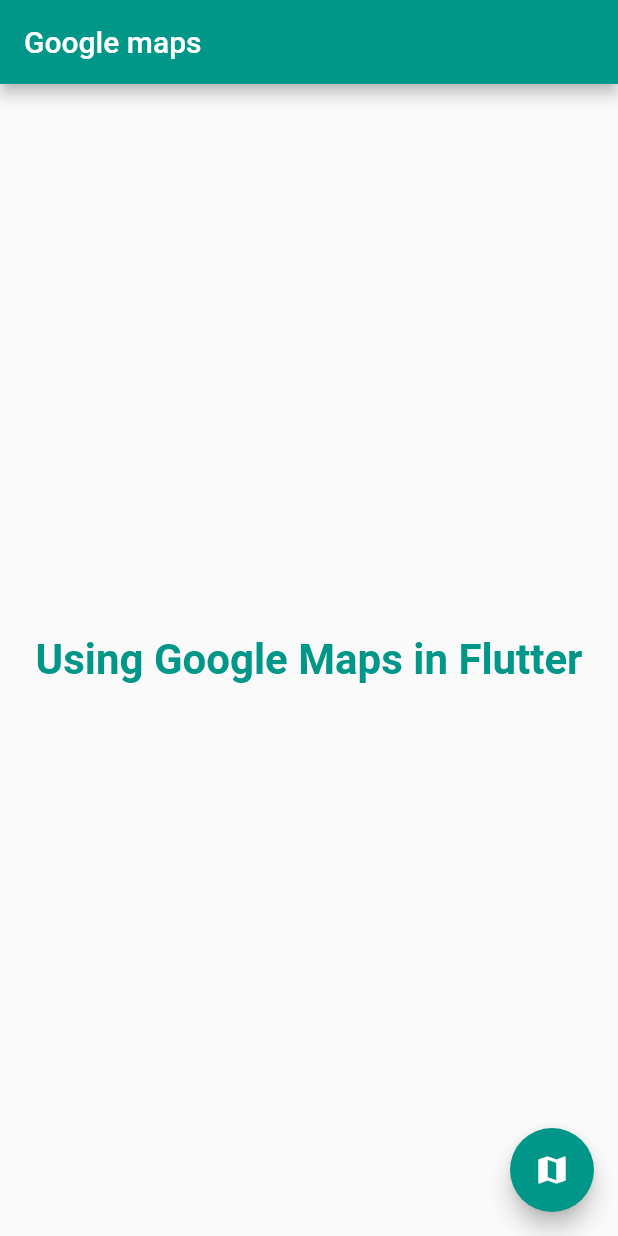
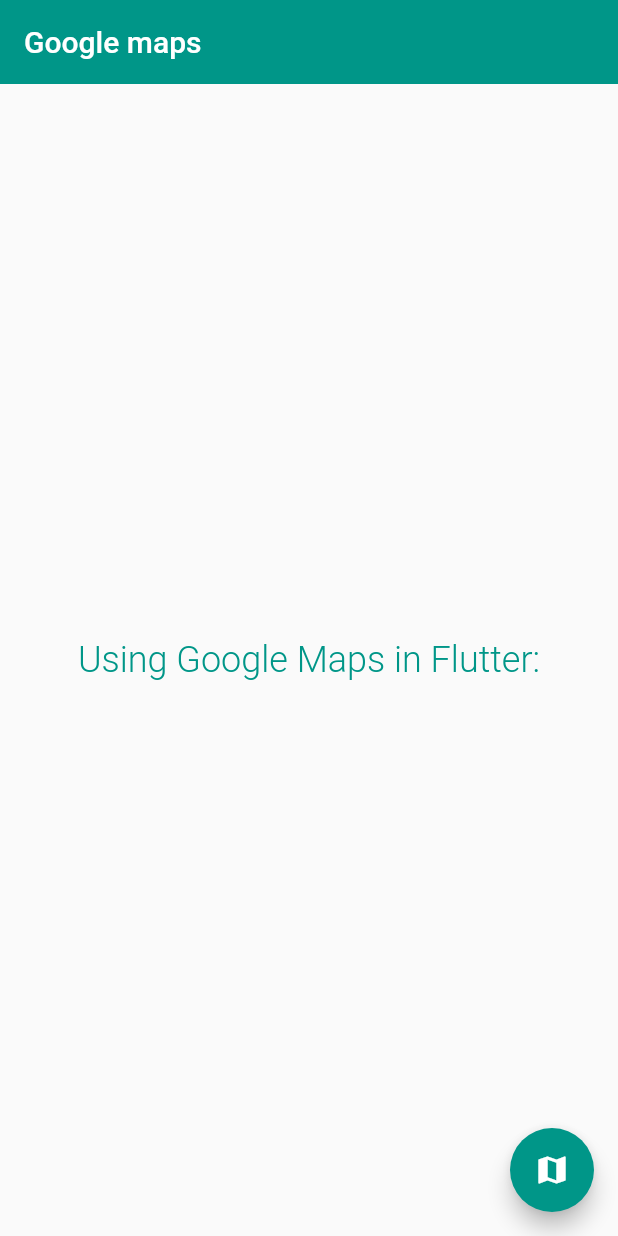
Before and after one commit to kharioki/Google-maps-flutter, a Flutter app: the screen it shows after launch, on a phone screen of 412 x 824 dp. Run offline on Flutter 3.47's test engine with Material 2 defaults, Android fonts, the phone set to English and light mode, and no system bars.

Commit message:
map page

```diff
--- a/lib/main.dart
+++ b/lib/main.dart
@@ -1,4 +1,5 @@
 import 'package:flutter/material.dart';
+import 'package:google_maps_app/map.dart';
 
 void main() {
   runApp(MyApp());
@@ -9,6 +10,7 @@
   @override
   Widget build(BuildContext context) {
     return MaterialApp(
+      debugShowCheckedModeBanner: false,
       title: 'Flutter Demo',
       theme: ThemeData(
         primarySwatch: Colors.teal,
@@ -48,24 +50,30 @@
     return Scaffold(
       appBar: AppBar(
         title: Text(widget.title),
+        elevation: 0.0,
       ),
       body: Center(
         child: Column(
           mainAxisAlignment: MainAxisAlignment.center,
           children: <Widget>[
             Text(
-              'Using Google Maps in Flutter',
+              'Using Google Maps in Flutter:',
               style: TextStyle(
                 color: Colors.teal,
-                fontWeight: FontWeight.bold,
-                fontSize: 28,
+                fontWeight: FontWeight.w300,
+                fontSize: 24,
               ),
             ),
           ],
         ),
       ),
       floatingActionButton: FloatingActionButton(
-        onPressed: null,
+        onPressed: () {
+          Navigator.push(
+            context,
+            MaterialPageRoute(builder: (context) => MapPage()),
+          );
+        },
         tooltip: 'Show Map',
         child: Icon(Icons.map),
       ), // This trailing comma makes auto-formatting nicer for build methods.
```
Also changed, not shown: lib/map.dart (added, +23 -0 lines).
